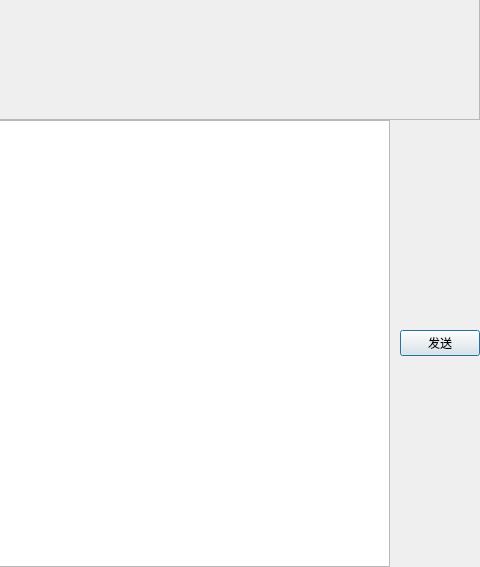
The window that client/chatdialog.ui (KBchulan/HungerYet) describes before a commit, drawn with Qt 5; both pictures show x 261 to 741 and y 560 to 1127 of the 741 by 1127 pixel window.
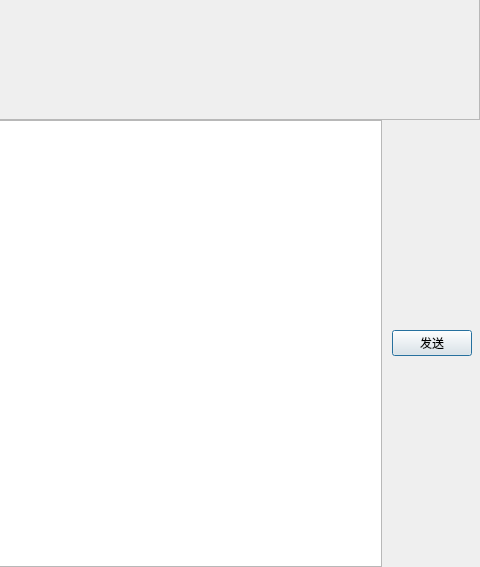
The same window after the commit.

```diff
--- a/client/chatdialog.ui
+++ b/client/chatdialog.ui
@@ -59,6 +59,9 @@
      <property name="spacing">
       <number>10</number>
      </property>
+     <property name="rightMargin">
+      <number>8</number>
+     </property>
      <item>
       <spacer name="horizontalSpacer">
        <property name="orientation">
```
Left out of the diff: 2 changed lines with no effect on the pictures.
